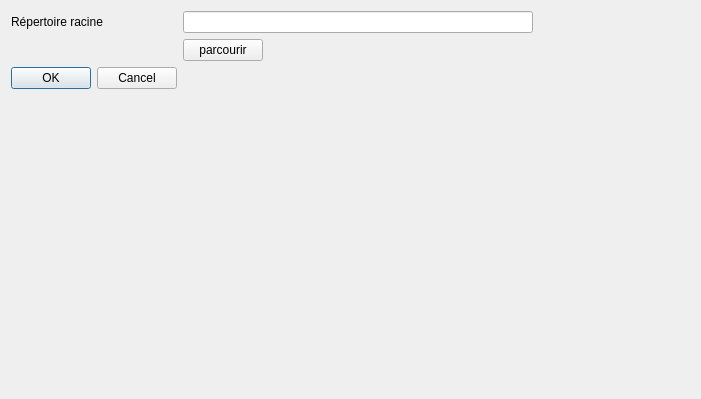
This is SettingsDialog.ui in manu88/Mood-Finder as Qt 5 draws it before an edit. The edited form follows.
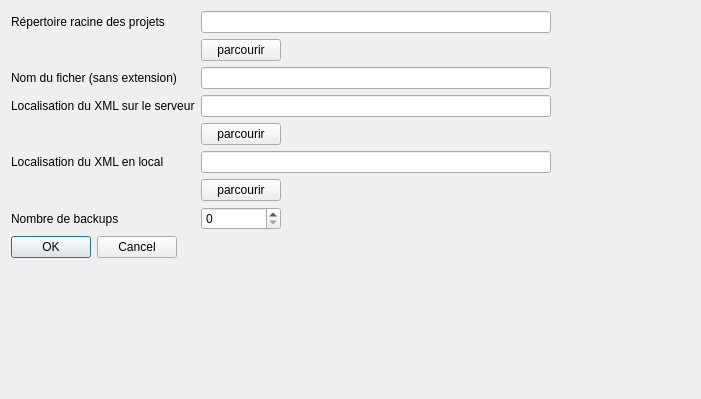
This is the edited form.

The edit to the form file:
```diff
--- a/SettingsDialog.ui
+++ b/SettingsDialog.ui
@@ -17,20 +17,10 @@
    <property name="fieldGrowthPolicy">
     <enum>QFormLayout::FieldsStayAtSizeHint</enum>
    </property>
-   <item row="2" column="0">
-    <widget class="QDialogButtonBox" name="buttonBox">
-     <property name="orientation">
-      <enum>Qt::Horizontal</enum>
-     </property>
-     <property name="standardButtons">
-      <set>QDialogButtonBox::Cancel|QDialogButtonBox::Ok</set>
-     </property>
-    </widget>
-   </item>
    <item row="0" column="0">
     <widget class="QLabel" name="rootDir">
      <property name="text">
-      <string>Répertoire racine</string>
+      <string>Répertoire racine des projets</string>
      </property>
     </widget>
    </item>
@@ -51,6 +41,101 @@
      </property>
     </widget>
    </item>
+   <item row="3" column="0">
+    <widget class="QLabel" name="label">
+     <property name="text">
+      <string>Localisation du XML sur le serveur</string>
+     </property>
+    </widget>
+   </item>
+   <item row="3" column="1">
+    <widget class="QLineEdit" name="xmlLocationServerEdit">
+     <property name="minimumSize">
+      <size>
+       <width>350</width>
+       <height>0</height>
+      </size>
+     </property>
+    </widget>
+   </item>
+   <item row="4" column="1">
+    <widget class="QPushButton" name="browseXMLServer">
+     <property name="text">
+      <string>parcourir</string>
+     </property>
+    </widget>
+   </item>
+   <item row="5" column="0">
+    <widget class="QLabel" name="label_2">
+     <property name="text">
+      <string>Localisation du XML en local</string>
+     </property>
+    </widget>
+   </item>
+   <item row="5" column="1">
+    <widget class="QLineEdit" name="xmlLocationLocalEdit">
+     <property name="minimumSize">
+      <size>
+       <width>350</width>
+       <height>0</height>
+      </size>
+     </property>
+    </widget>
+   </item>
+   <item row="6" column="1">
+    <widget class="QPushButton" name="browseXMLLocal">
+     <property name="text">
+      <string>parcourir</string>
+     </property>
+    </widget>
+   </item>
+   <item row="8" column="0">
+    <widget class="QDialogButtonBox" name="buttonBox">
+     <property name="orientation">
+      <enum>Qt::Horizontal</enum>
+     </property>
+     <property name="standardButtons">
+      <set>QDialogButtonBox::Cancel|QDialogButtonBox::Ok</set>
+     </property>
+    </widget>
+   </item>
+   <item row="7" column="0">
+    <widget class="QLabel" name="label_3">
+     <property name="text">
+      <string>Nombre de backups </string>
+     </property>
+    </widget>
+   </item>
+   <item row="7" column="1">
+    <widget class="QSpinBox" name="backupCount">
+     <property name="minimumSize">
+      <size>
+       <width>80</width>
+       <height>0</height>
+      </size>
+     </property>
+     <property name="maximum">
+      <number>999</number>
+     </property>
+    </widget>
+   </item>
+   <item row="2" column="0">
+    <widget class="QLabel" name="label_4">
+     <property name="text">
+      <string>Nom du ficher (sans extension)</string>
+     </property>
+    </widget>
+   </item>
+   <item row="2" column="1">
+    <widget class="QLineEdit" name="nameXmlEdit">
+     <property name="minimumSize">
+      <size>
+       <width>350</width>
+       <height>0</height>
+      </size>
+     </property>
+    </widget>
+   </item>
   </layout>
  </widget>
  <resources/>
```
